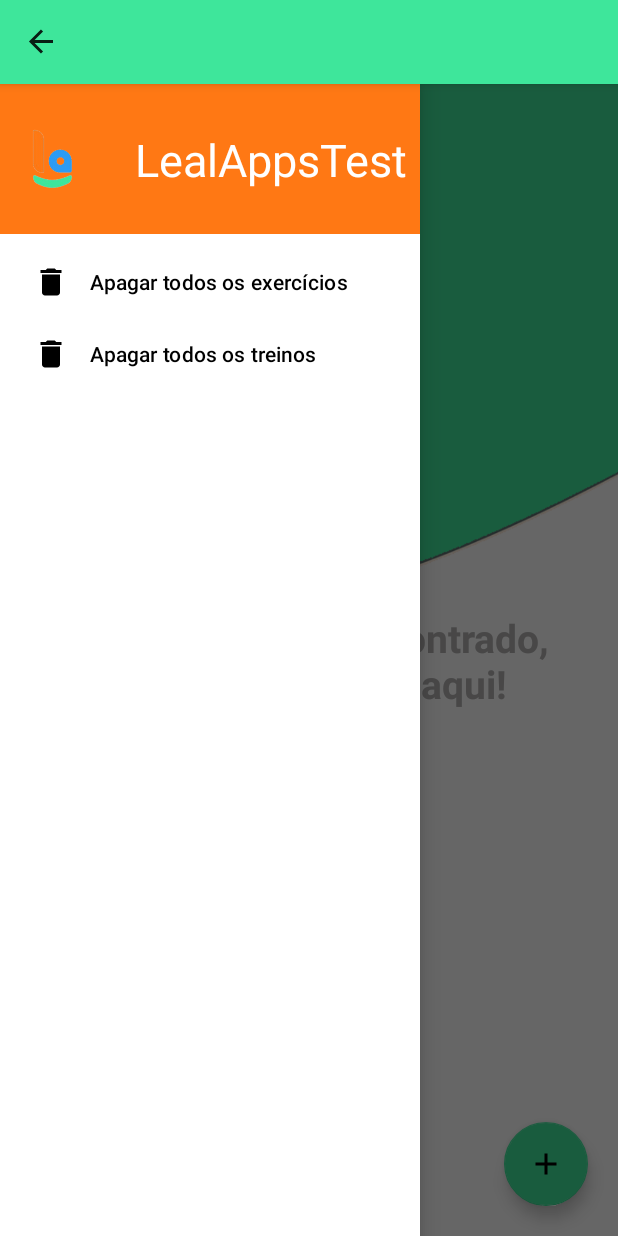
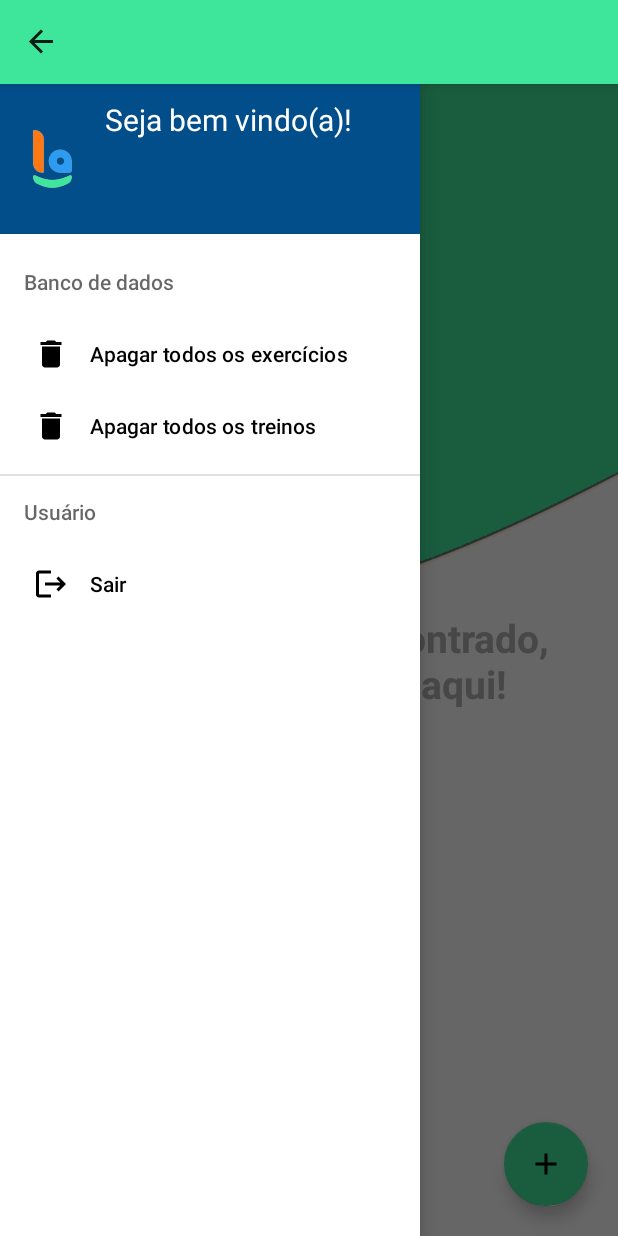
Before and after one commit to LuizFurmann/LealAppsTest, an Android app: the MainActivity screen opened directly, with no data from a screen before it, with the side drawer open, on a phone screen of 412 x 824 dp. Run offline under Robolectric (Android 15) with nearby library versions, the light colour scheme and no system bars; our stand-ins replace Firebase (no records; nobody signed in at launch, a user with empty details on screens opened directly), Room's generated code.

Commit message:
adicionado logout

```diff
--- a/app/src/main/java/com/example/lealappstest/view/training/MainActivity.kt
+++ b/app/src/main/java/com/example/lealappstest/view/training/MainActivity.kt
@@ -1,29 +1,26 @@
 package com.example.lealappstest.view.training
 
-import android.Manifest
 import android.content.Intent
-import android.content.pm.PackageManager
-import android.net.Uri
-import android.os.Build
-import androidx.appcompat.app.AppCompatActivity
 import android.os.Bundle
-import android.os.Environment
-import android.provider.Settings
 import android.view.MenuItem
 import android.view.View
+import android.widget.TextView
 import androidx.appcompat.app.ActionBarDrawerToggle
-import androidx.core.app.ActivityCompat
-import androidx.core.content.ContextCompat
+import androidx.appcompat.app.AppCompatActivity
 import androidx.drawerlayout.widget.DrawerLayout
 import androidx.lifecycle.ViewModelProvider
 import androidx.recyclerview.widget.GridLayoutManager
 import com.example.lealappstest.R
 import com.example.lealappstest.databinding.ActivityMainBinding
 import com.example.lealappstest.model.Training
+import com.example.lealappstest.view.authentication.LoginActivity
 import com.example.lealappstest.view.exercise.ExerciseViewModel
 import com.google.android.material.dialog.MaterialAlertDialogBuilder
 import com.google.android.material.navigation.NavigationView
 import com.google.android.material.snackbar.Snackbar
+import com.google.firebase.auth.FirebaseAuth
+import com.google.firebase.auth.FirebaseUser
+
 
 class MainActivity : AppCompatActivity() {
 
@@ -32,12 +29,20 @@ class MainActivity : AppCompatActivity() {
     lateinit var trainingViewModel: TrainingViewModel
     lateinit var exerciseViewModel: ExerciseViewModel
     private val trainingAdapter = TrainingAdapter()
+    lateinit var user : FirebaseUser
+    lateinit var auth : FirebaseAuth
 
     override fun onCreate(savedInstanceState: Bundle?) {
         binding = ActivityMainBinding.inflate(layoutInflater)
         super.onCreate(savedInstanceState)
         setContentView(binding.root)
         setTitle("")
+        auth = FirebaseAuth.getInstance()
+        user = auth.currentUser!!
+
+        val headerView = binding.navView.getHeaderView(0)
+        val navUsername = headerView.findViewById<View>(R.id.userEmail) as TextView
+        navUsername.text = user.email.toString()
 
         setupDrawer()
         setupRecyclerView()
@@ -97,6 +102,7 @@ class MainActivity : AppCompatActivity() {
             when(it.itemId){
                 R.id.nav_delete_training_db -> dialogDeleteTrainingDb()
                 R.id.nav_delete_exercise_db -> dialogDeleteExerciseDb()
+                R.id.nav_logout -> logout()
             }
             true
         }
@@ -127,6 +133,14 @@ class MainActivity : AppCompatActivity() {
         builder.show()
     }
 
+    fun logout(){
+        FirebaseAuth.getInstance().signOut()
+        Intent(this@MainActivity, LoginActivity::class.java).also{
+            startActivity(it)
+            finish()
+        }
+    }
+
     override fun onOptionsItemSelected(item: MenuItem): Boolean {
         if (toggle.onOptionsItemSelected(item))
             return true
--- /dev/null
+++ b/app/src/main/res/drawable/ic_logout.xml
@@ -0,0 +1,5 @@
+<vector android:autoMirrored="true" android:height="24dp"
+    android:tint="#000000" android:viewportHeight="24"
+    android:viewportWidth="24" android:width="24dp" xmlns:android="http://schemas.android.com/apk/res/android">
+    <path android:fillColor="@android:color/white" android:pathData="M17,7l-1.41,1.41L18.17,11H8v2h10.17l-2.58,2.58L17,17l5,-5zM4,5h8V3H4c-1.1,0 -2,0.9 -2,2v14c0,1.1 0.9,2 2,2h8v-2H4V5z"/>
+</vector>
--- a/app/src/main/res/layout/nav_header.xml
+++ b/app/src/main/res/layout/nav_header.xml
@@ -3,7 +3,7 @@
     android:layout_width="match_parent"
     android:layout_height="100dp"
     xmlns:app="http://schemas.android.com/apk/res-auto"
-    android:background="@color/orange">
+    android:background="@color/darkBlue">
 
     <ImageView
         android:id="@+id/imgLogo"
@@ -16,15 +16,26 @@
         app:layout_constraintStart_toStartOf="parent"/>
 
     <TextView
+        android:id="@+id/welcome"
+        android:layout_width="wrap_content"
+        android:layout_height="wrap_content"
+        android:text="Seja bem vindo(a)!"
+        android:layout_marginTop="10dp"
+        android:layout_marginStart="10dp"
+        android:textColor="@color/white"
+        android:textSize="20sp"
+        app:layout_constraintStart_toEndOf="@+id/imgLogo"
+        app:layout_constraintTop_toTopOf="parent"/>
+
+    <TextView
         android:id="@+id/userEmail"
         android:layout_width="wrap_content"
         android:layout_height="wrap_content"
         android:text="@string/app_name"
-        android:layout_marginStart="30dp"
+        android:layout_marginStart="10dp"
         android:textColor="@color/white"
-        android:textSize="30sp"
+        android:textSize="16sp"
         app:layout_constraintStart_toEndOf="@+id/imgLogo"
-        app:layout_constraintTop_toTopOf="parent"
-        app:layout_constraintBottom_toBottomOf="parent"/>
+        app:layout_constraintTop_toBottomOf="@+id/welcome"/>
 
 </androidx.constraintlayout.widget.ConstraintLayout>
--- a/app/src/main/res/menu/main_drawer.xml
+++ b/app/src/main/res/menu/main_drawer.xml
@@ -3,6 +3,9 @@
     xmlns:tools="http://schemas.android.com/tools"
     tools:showIn="navigation_view">
 
+    <item android:title="Banco de dados">
+        <menu>
+            <group android:checkableBehavior="single">
                 <item
                     android:id="@+id/nav_delete_exercise_db"
                     android:icon="@drawable/ic_delete"
@@ -12,5 +15,16 @@
                     android:id="@+id/nav_delete_training_db"
                     android:icon="@drawable/ic_delete"
                     android:title="Apagar todos os treinos" />
+            </group>
+        </menu>
+    </item>
 
+    <item android:title="Usuário">
+        <menu>
+            <item
+                android:id="@+id/nav_logout"
+                android:icon="@drawable/ic_logout"
+                android:title="Sair" />
         </menu>
+    </item>
+</menu>
--- a/app/src/main/res/values/colors.xml
+++ b/app/src/main/res/values/colors.xml
@@ -9,4 +9,5 @@
     <color name="orange">#FF7814</color>
     <color name="green">#3EE69B</color>
     <color name="blue">#2C9BF4</color>
+    <color name="darkBlue">#024E8B</color>
 </resources>
```
Lines whose indentation alone changed are shown as unchanged.
